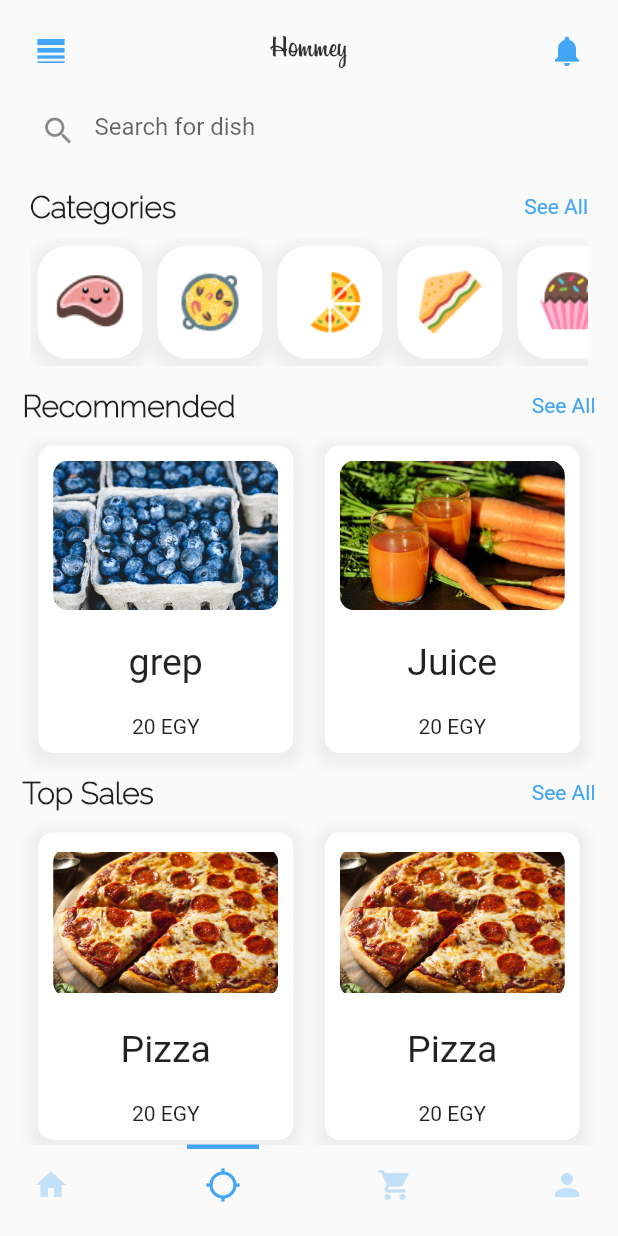
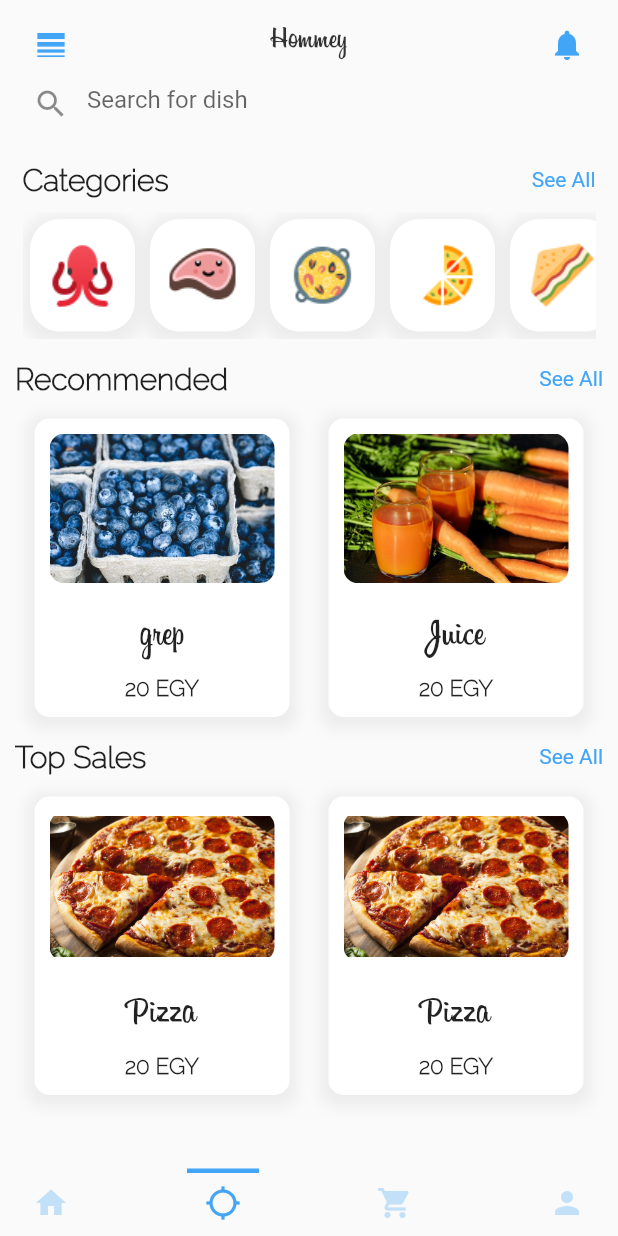
Before and after one commit to AbdElrahmanMuhammedNasr/eCommerce_food_Mobile, a Flutter app: the screen it shows after launch, on a phone screen of 412 x 824 dp. Run offline on Flutter 3.47's test engine with Material 2 defaults, Android fonts, the phone set to English and light mode, and no system bars.

```diff
--- a/lib/Share/bottomBar.dart
+++ b/lib/Share/bottomBar.dart
@@ -18,6 +18,7 @@ class _BottomBarState extends State<BottomBar> {
     }
 
     return Container(
+      height: 35,
       child: Row(
         mainAxisAlignment: MainAxisAlignment.spaceBetween,
         children: [
--- a/lib/Share/topBar.dart
+++ b/lib/Share/topBar.dart
@@ -2,6 +2,9 @@ import 'package:ecommercefood/Share/ColorsGlopal.dart';
 import 'package:flutter/material.dart';
 
 class TopBar extends StatefulWidget {
+  String type;
+  TopBar({this.type});
+
   @override
   _TopBarState createState() => _TopBarState();
 }
@@ -10,16 +13,26 @@ class _TopBarState extends State<TopBar> {
   @override
   Widget build(BuildContext context) {
     return Container(
+      height: 35,
       child: Row(
         mainAxisAlignment: MainAxisAlignment.spaceBetween,
         children: [
-          IconButton(
+          widget.type == "home"
+              ? IconButton(
                   icon: Icon(
                     Icons.line_weight,
                     color: blueColor,
                   ),
                   onPressed: () {
                     print('object');
+                  })
+              : IconButton(
+                  icon: Icon(
+                    Icons.arrow_back,
+                    color: blueColor,
+                  ),
+                  onPressed: () {
+                    Navigator.of(context).pop();
                   }),
           Text(
             'Hommey',
--- a/lib/homePage.dart
+++ b/lib/homePage.dart
@@ -1,4 +1,7 @@
 import 'package:ecommercefood/Share/ColorsGlopal.dart';
+import 'package:ecommercefood/Share/bottomBar.dart';
+import 'package:ecommercefood/Share/topBar.dart';
+import 'package:ecommercefood/productDetails.dart';
 import 'package:flutter/material.dart';
 
 class HomePage extends StatefulWidget {
@@ -9,9 +12,18 @@ class HomePage extends StatefulWidget {
 class _HomePageState extends State<HomePage> {
   @override
   Widget build(BuildContext context) {
-    return SingleChildScrollView(
-      child: Container(
-        margin: EdgeInsets.all(5),
+    return Container(
+      child: Column(
+        children: [
+          Expanded(
+            flex: 0,
+            child: new TopBar(
+              type: 'home',
+            ),
+          ),
+          Expanded(
+              flex: 9,
+              child: SingleChildScrollView(
                 child: Column(
                   children: [
                     TextField(
@@ -52,7 +64,8 @@ class _HomePageState extends State<HomePage> {
                             child: ListView(
                               scrollDirection: Axis.horizontal,
                               children: [
-                        cat('kawaii-steak'),
+                                cat('octopus'),
+                                cat('kawaii-steak-48'),
                                 cat('paella'),
                                 cat('pizza-five-eighths'),
                                 cat('sandwich'),
@@ -137,6 +150,12 @@ class _HomePageState extends State<HomePage> {
                     ),
                   ],
                 ),
+              )),
+          Expanded(
+            flex: 0,
+            child: new BottomBar(),
+          )
+        ],
       ),
     );
   }
@@ -188,6 +207,12 @@ Widget recomm(context, image, name) {
       children: [
         Container(
           height: 100,
+          child: InkWell(
+            onTap: () {
+              Navigator.of(context).push(MaterialPageRoute(
+                builder: (context) => new ProductDetails(),
+              ));
+            },
             child: ClipRRect(
                 borderRadius: BorderRadius.circular(10),
                 child: Image.asset(
@@ -195,17 +220,22 @@ Widget recomm(context, image, name) {
                   width: 150,
                 )),
           ),
+        ),
         SizedBox(
           height: 20,
         ),
         Text(
           "${name}",
-          style: TextStyle(fontSize: 25),
+          style: TextStyle(fontSize: 25, fontFamily: 'Billabong'),
         ),
         SizedBox(
-          height: 20,
+          height: 10,
         ),
-        Text("20 EGY")
+        Text(
+          "20 EGY",
+          style: TextStyle(
+              fontSize: 15, fontWeight: FontWeight.bold, fontFamily: 'Raleway'),
+        )
       ],
     ),
   );
--- a/lib/main.dart
+++ b/lib/main.dart
@@ -1,6 +1,7 @@
 import 'package:ecommercefood/Share/bottomBar.dart';
 import 'package:ecommercefood/Share/topBar.dart';
 import 'package:ecommercefood/homePage.dart';
+import 'package:ecommercefood/productDetails.dart';
 import 'package:flutter/material.dart';
 
 void main() {
@@ -21,13 +22,7 @@ class _MyAppState extends State<MyApp> {
         body: SafeArea(
           child: Container(
             margin: EdgeInsets.all(10),
-            child: Column(
-              children: [
-                Expanded(flex: 0,child: new TopBar(),),
-                Expanded(flex: 9,child: new HomePage(),),
-                Expanded(flex: 0,child: new BottomBar(),),
-              ],
-            ),
+            child: new HomePage(),
           ),
         ),
       ),
```
Also changed, not shown: lib/productDetails.dart (added, +175 -0 lines), images/carrot.png (added), images/kawaii-steak-48.png (renamed from images/kawaii-steak.png), images/mushroom.png (added), images/octopus.png (added), images/onion.png (added), images/paprika.png (added), images/potato.png (added), images/tomato.png (added). Lines whose indentation alone changed are shown as unchanged.
